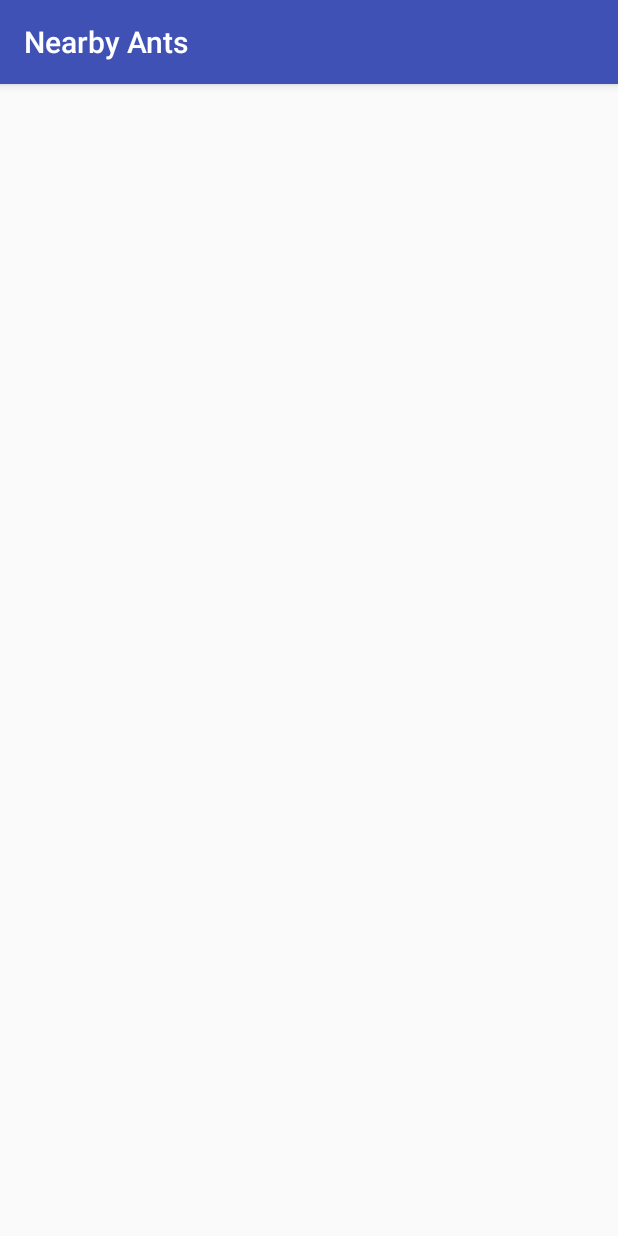
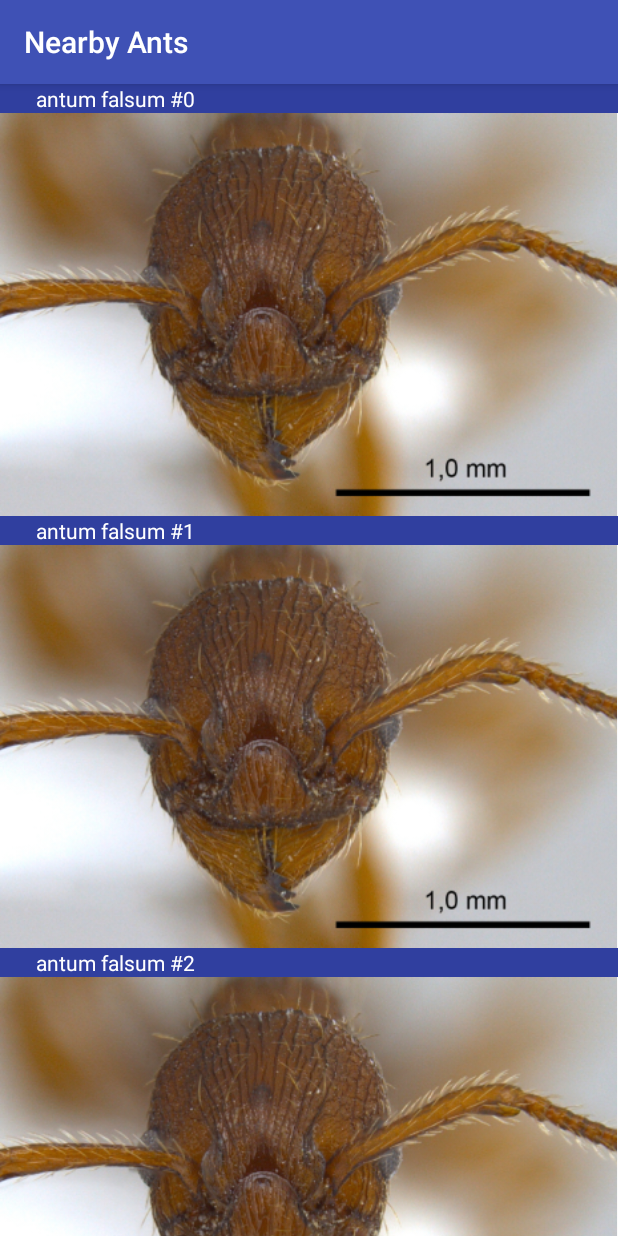
Before and after one commit to flederbaysian/ant_workshop, an Android app: the screen it shows after launch (NearbyAntsActivity), on a phone screen of 412 x 824 dp. Run offline under Robolectric (Android 15) with nearby library versions, the phone set to English and light mode, and no system bars; our stand-ins replace Picasso, Volley; pictures from the network do not load.

Commit message:
Allow NearbyAntsActivity to get parameters from an Intent instead of the default parameters.

```diff
--- a/app/src/main/java/com/toastandtesla/antmaps/NearbyAntsActivity.java
+++ b/app/src/main/java/com/toastandtesla/antmaps/NearbyAntsActivity.java
@@ -1,5 +1,6 @@
 package com.toastandtesla.antmaps;
 
+import android.content.Intent;
 import android.os.Bundle;
 import android.support.v4.app.LoaderManager;
 import android.support.v4.content.Loader;
@@ -28,26 +29,54 @@ public final class NearbyAntsActivity extends AppCompatActivity {
     antListAdapter = new AntListAdapter(Picasso.with(this));
     antListView.setAdapter(antListAdapter);
     antListView.setLayoutManager(new LinearLayoutManager(this));
-    startLoadingAntData();
   }
 
-  private void startLoadingAntData() {
+  @Override
+  protected void onStart() {
+    super.onStart();
+    Bundle parametersBundle;
+    if (activityWasStartedFromLauncher()) {
+      AntImageUrlLoader.Parameters parameters = createLoaderParameters();
+      parametersBundle = parameters.toBundle();
+    } else {
+      // Read the parameters from the intent passed to this activity.
+      parametersBundle = getIntent().getBundleExtra("parameters");
+      if (parametersBundle == null) {
+        parametersBundle = createLoaderParameters().toBundle();
+      }
+    }
+    startLoadingAntData(parametersBundle);
+  }
+
+  private static AntImageUrlLoader.Parameters createLoaderParameters() {
+    AntImageUrlLoader.Parameters parameters = new AntImageUrlLoader.Parameters();
+    // Your coordinates - no GPS required! (if you're in OIST)
+    parameters.latitude = 26;
+    parameters.longitude = 128;
+    parameters.maxSpecies = 12;
+    parameters.radiusKm = 100;
+    parameters.fakeResults = true;
+    return parameters;
+  }
+
+  /** Returns true if this activity was started by the user tapping the icon in the launcher. */
+  private boolean activityWasStartedFromLauncher() {
+    return Intent.ACTION_MAIN.equals(getIntent().getAction());
+  }
+
+  private void startLoadingAntData(Bundle parametersBundle) {
     Loader<List<AntImageUrl>> loader =
-        getSupportLoaderManager().initLoader(0, getIntent().getExtras(), loaderCallbacks);
+        getSupportLoaderManager().initLoader(0, parametersBundle, loaderCallbacks);
     loader.forceLoad();
   }
 
   private final class AntDataLoaderCallbacks
       implements LoaderManager.LoaderCallbacks<List<AntImageUrl>> {
+
     @Override
     public Loader<List<AntImageUrl>> onCreateLoader(int id, Bundle args) {
       NearbyAntsActivity context = NearbyAntsActivity.this;
-      AntImageUrlLoader.Parameters parameters = new AntImageUrlLoader.Parameters();
-      // Your coordinates - no GPS required! (if you're in OIST)
-      parameters.latitude = 26;
-      parameters.longitude = 128;
-      parameters.maxSpecies = 12;
-      parameters.radiusKm = 100;
+      AntImageUrlLoader.Parameters parameters = AntImageUrlLoader.Parameters.fromBundle(args);
       return new AntImageUrlLoader(context, RequestQueueSingleton.getInstance(context), parameters);
     }
 
--- a/app/src/main/java/com/toastandtesla/antmaps/data/AntImageUrlLoader.java
+++ b/app/src/main/java/com/toastandtesla/antmaps/data/AntImageUrlLoader.java
@@ -53,6 +53,17 @@ public final class AntImageUrlLoader extends AsyncTaskLoader<List<AntImageUrl>>
       return result;
     }
 
+    /** Converts a Parameters object to a Bundle. */
+    public Bundle toBundle() {
+      Bundle bundle = new Bundle();
+      bundle.putInt("maxSpecies", maxSpecies);
+      bundle.putFloat("latitude", latitude);
+      bundle.putFloat("longitude", longitude);
+      bundle.putInt("radiusKm", radiusKm);
+      bundle.putBoolean("fakeResults", fakeResults);
+      return bundle;
+    }
+
     /** Parse a Bundle into a Parameters object. */
     public static Parameters fromBundle(Bundle bundle) {
       Parameters result = new Parameters();
@@ -62,6 +73,18 @@ public final class AntImageUrlLoader extends AsyncTaskLoader<List<AntImageUrl>>
       result.radiusKm = bundle.getInt("radiusKm", result.radiusKm);
       result.fakeResults = bundle.getBoolean("fakeResults", result.fakeResults);
       return result;
+    }
+
+    @Override
+    public String toString() {
+      return "Parameters{" +
+          "maxSpecies=" + maxSpecies +
+          ", latitude=" + latitude +
+          ", longitude=" + longitude +
+          ", radiusKm=" + radiusKm +
+          ", photoType='" + photoType + '\'' +
+          ", fakeResults=" + fakeResults +
+          '}';
     }
   }
 
```
